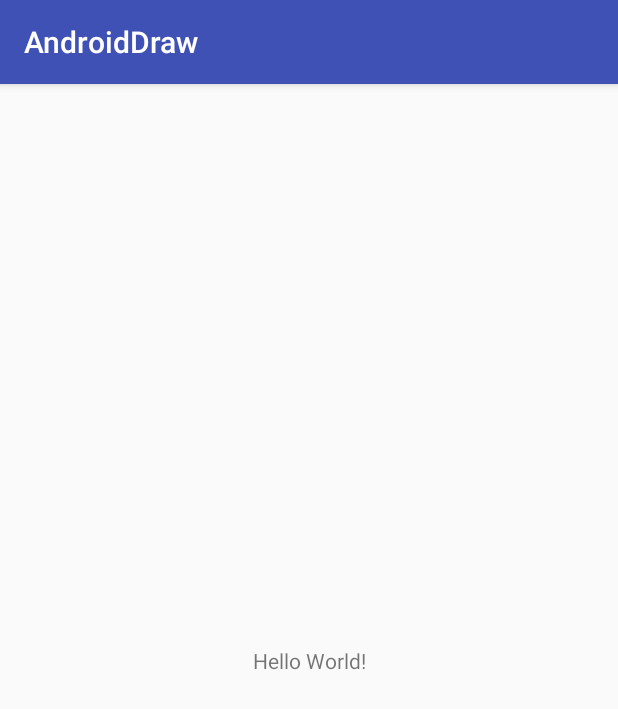
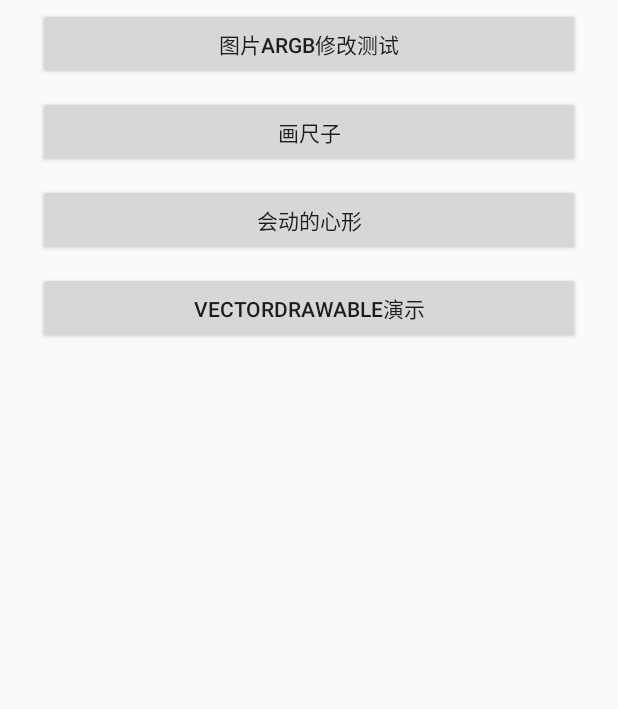
Before and after one commit to gjnm/AndroidDraw, an Android app: the screen it shows after launch (MainActivity), on a phone screen of 412 x 824 dp. Shown: the top 709 px of the screen. Run offline under Robolectric (Android 15) with nearby library versions, the phone set to English and light mode, and no system bars.

Commit message:
change:添加几个绘制效果

```diff
--- a/app/build.gradle
+++ b/app/build.gradle
@@ -10,6 +10,7 @@ android {
         versionCode 1
         versionName "1.0"
         testInstrumentationRunner "android.support.test.runner.AndroidJUnitRunner"
+        vectorDrawables.useSupportLibrary = true
     }
     buildTypes {
         release {
--- a/app/src/main/java/com/gjnm/androiddraw/MainActivity.java
+++ b/app/src/main/java/com/gjnm/androiddraw/MainActivity.java
@@ -1,13 +1,57 @@
 package com.gjnm.androiddraw;
 
-import android.support.v7.app.AppCompatActivity;
+import android.app.Activity;
+import android.content.Intent;
 import android.os.Bundle;
+import android.view.View;
+import android.widget.Button;
 
-public class MainActivity extends AppCompatActivity {
+public class MainActivity extends Activity implements View.OnClickListener {
+    private static String TAG = "AppCompatActivity";
+    private Button but_1;
+    private Button but_2;
+    private Button but_3;
+    private Button but_4;
 
     @Override
     protected void onCreate(Bundle savedInstanceState) {
         super.onCreate(savedInstanceState);
         setContentView(R.layout.activity_main);
+        init();
     }
+
+    private void init() {
+        but_1 = (Button) findViewById(R.id.but01);
+        but_2 = (Button) findViewById(R.id.but02);
+        but_3 = (Button) findViewById(R.id.but03);
+        but_4 = (Button) findViewById(R.id.but04);
+
+        but_1.setOnClickListener(this);
+        but_2.setOnClickListener(this);
+        but_3.setOnClickListener(this);
+        but_4.setOnClickListener(this);
+    }
+
+    @Override
+    public void onClick(View v) {
+        Intent intent;
+        switch (v.getId()) {
+            case R.id.but01:
+                intent = new Intent(MainActivity.this, ChangeArgbActivity.class);
+                startActivity(intent);
+                break;
+            case R.id.but02:
+                intent = new Intent(MainActivity.this, DrawRulerActivity.class);
+                startActivity(intent);
+                break;
+            case R.id.but03:
+                intent = new Intent(MainActivity.this, DravHeartActivity.class);
+                startActivity(intent);
+                break;
+            case R.id.but04:
+                break;
+        }
+    }
+
+
 }
--- a/app/src/main/res/layout/activity_main.xml
+++ b/app/src/main/res/layout/activity_main.xml
@@ -1,18 +1,44 @@
 <?xml version="1.0" encoding="utf-8"?>
-<android.support.constraint.ConstraintLayout xmlns:android="http://schemas.android.com/apk/res/android"
+<ScrollView xmlns:android="http://schemas.android.com/apk/res/android"
     xmlns:app="http://schemas.android.com/apk/res-auto"
     xmlns:tools="http://schemas.android.com/tools"
     android:layout_width="match_parent"
     android:layout_height="match_parent"
-    tools:context="com.gjnm.androiddraw.MainActivity">
+    android:paddingLeft="20dp"
+    android:paddingRight="20dp">
 
-    <TextView
-        android:layout_width="wrap_content"
-        android:layout_height="wrap_content"
-        android:text="Hello World!"
-        app:layout_constraintBottom_toBottomOf="parent"
-        app:layout_constraintLeft_toLeftOf="parent"
-        app:layout_constraintRight_toRightOf="parent"
-        app:layout_constraintTop_toTopOf="parent" />
+    <LinearLayout
+        android:layout_width="match_parent"
+        android:layout_height="match_parent"
+        android:orientation="vertical">
 
-</android.support.constraint.ConstraintLayout>
+        <Button
+            android:id="@+id/but01"
+            android:layout_width="match_parent"
+            android:layout_height="wrap_content"
+            android:layout_margin="5dp"
+            android:text="图片ARGB修改测试" />
+
+        <Button
+            android:id="@+id/but02"
+            android:layout_width="match_parent"
+            android:layout_height="wrap_content"
+            android:layout_margin="5dp"
+            android:text="画尺子" />
+
+        <Button
+            android:id="@+id/but03"
+            android:layout_width="match_parent"
+            android:layout_height="wrap_content"
+            android:layout_margin="5dp"
+            android:text="会动的心形" />
+
+        <Button
+            android:id="@+id/but04"
+            android:layout_width="match_parent"
+            android:layout_height="wrap_content"
+            android:layout_margin="5dp"
+            android:text="VectorDrawable演示" />
+
+    </LinearLayout>
+</ScrollView>
```
Also changed, not shown: app/src/main/AndroidManifest.xml (+11 -0 lines), app/src/main/java/com/gjnm/androiddraw/ChangeArgbActivity.java (added, +101 -0 lines), app/src/main/java/com/gjnm/androiddraw/DravHeartActivity.java (added, +43 -0 lines), app/src/main/java/com/gjnm/androiddraw/DrawRulerActivity.java (added, +24 -0 lines), app/src/main/java/com/gjnm/androiddraw/VectorActivity.java (added, +22 -0 lines), app/src/main/java/com/gjnm/androiddraw/view/AnimaHeartView.java (added, +118 -0 lines), app/src/main/java/com/gjnm/androiddraw/view/RulerView.java (added, +142 -0 lines), app/src/main/res/layout/activity_change_argb.xml (added, +78 -0 lines), app/src/main/res/layout/activity_heart.xml (added, +12 -0 lines), app/src/main/res/layout/activity_ruler.xml (added, +12 -0 lines), app/src/main/res/layout/activity_vector.xml (added, +7 -0 lines), app/src/main/res/mipmap-hdpi/floatwindow_trigger_bg.png (added).
